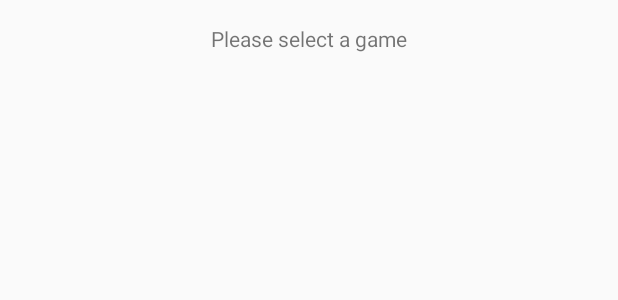
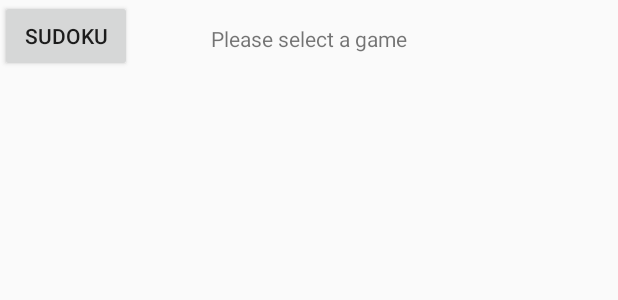
Before and after one commit to J50/Nemosi, an Android app: the layout activity_gaa_main.xml on its own in the app's theme, with its tools: preview values and no code run, on a phone screen of 412 x 824 dp. Shown: the top 300 px of the screen. Run offline under Robolectric (Android 15) with nearby library versions, the phone set to English and light mode, and no system bars.

Commit message:
merged game and assessments main page with sudoku game

```diff
--- a/app/src/main/java/com/cmu/Nemosi/MainActivity.java
+++ b/app/src/main/java/com/cmu/Nemosi/MainActivity.java
@@ -30,11 +30,11 @@ public class MainActivity extends AppCompatActivity {
             }
         });
 
-        final Button sudoku = findViewById(R.id.sudokuMain);
+        final Button sudoku = findViewById(R.id.gaamain);
         sudoku.setOnClickListener(new View.OnClickListener() {
             public void onClick(View v) {
                 // Code here executes on main thread after user presses button
-                Intent i = new Intent(getApplicationContext(), SudokuMainActivity.class);
+                Intent i = new Intent(getApplicationContext(), GaaMainActivity.class);
                 startActivity(i);
             }
         });
--- a/app/src/main/res/layout/activity_gaa_main.xml
+++ b/app/src/main/res/layout/activity_gaa_main.xml
@@ -19,4 +19,13 @@
         app:layout_constraintEnd_toEndOf="parent"
         app:layout_constraintStart_toStartOf="parent"
         app:layout_constraintTop_toTopOf="parent" />
+
+    <Button
+        android:id="@+id/sudokuMain"
+        android:layout_width="wrap_content"
+        android:layout_height="wrap_content"
+        android:gravity="center"
+        android:text="sudoku"
+        tools:layout_editor_absoluteX="161dp"
+        tools:layout_editor_absoluteY="109dp" />
 </androidx.constraintlayout.widget.ConstraintLayout>
--- a/app/src/main/res/layout/activity_main.xml
+++ b/app/src/main/res/layout/activity_main.xml
@@ -21,14 +21,16 @@
         android:id="@+id/button_id"
         android:layout_width="wrap_content"
         android:layout_height="wrap_content"
+        android:gravity="center"
         android:text="start STM activity" />
 
     <Button
-        android:id="@+id/sudokuMain"
+        android:id="@+id/gaamain"
         android:layout_width="wrap_content"
         android:layout_height="wrap_content"
         android:layout_marginTop="52dp"
-        android:text="Sudoku"
+        android:gravity="center"
+        android:text="Play"
         app:layout_constraintTop_toBottomOf="@+id/button_id"
         tools:layout_editor_absoluteX="0dp" />
 
```
Also changed, not shown: app/src/main/java/com/cmu/Nemosi/GaaMainActivity.java (+15 -0 lines), app/src/main/java/com/cmu/Nemosi/sudoku/SudokuGameActivity.java (+30 -2 lines).
